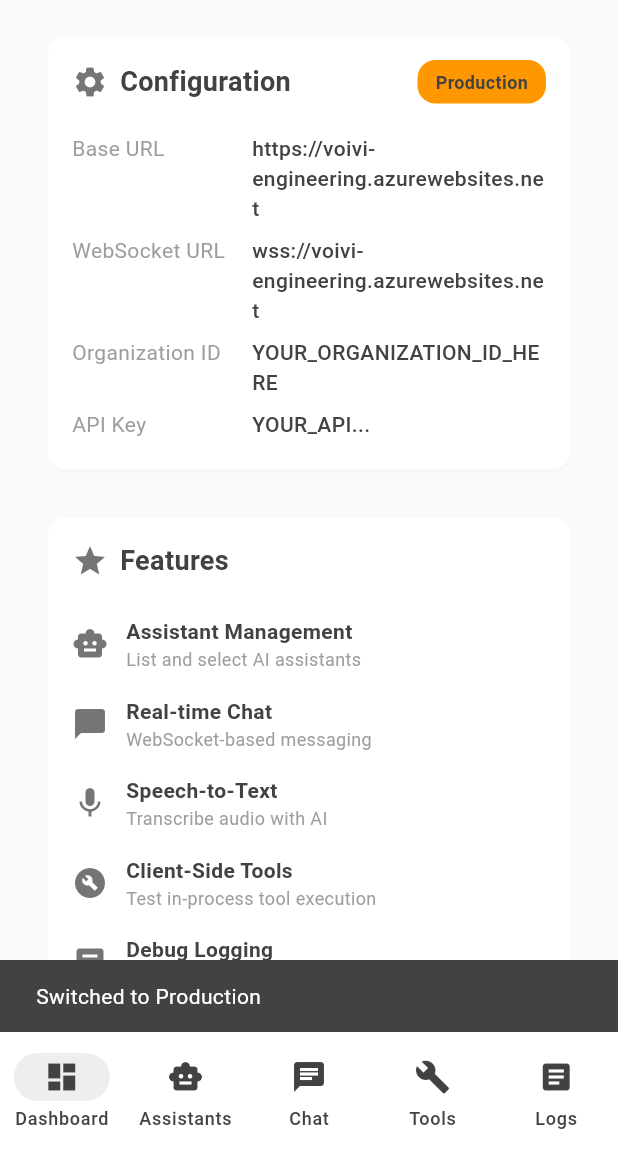
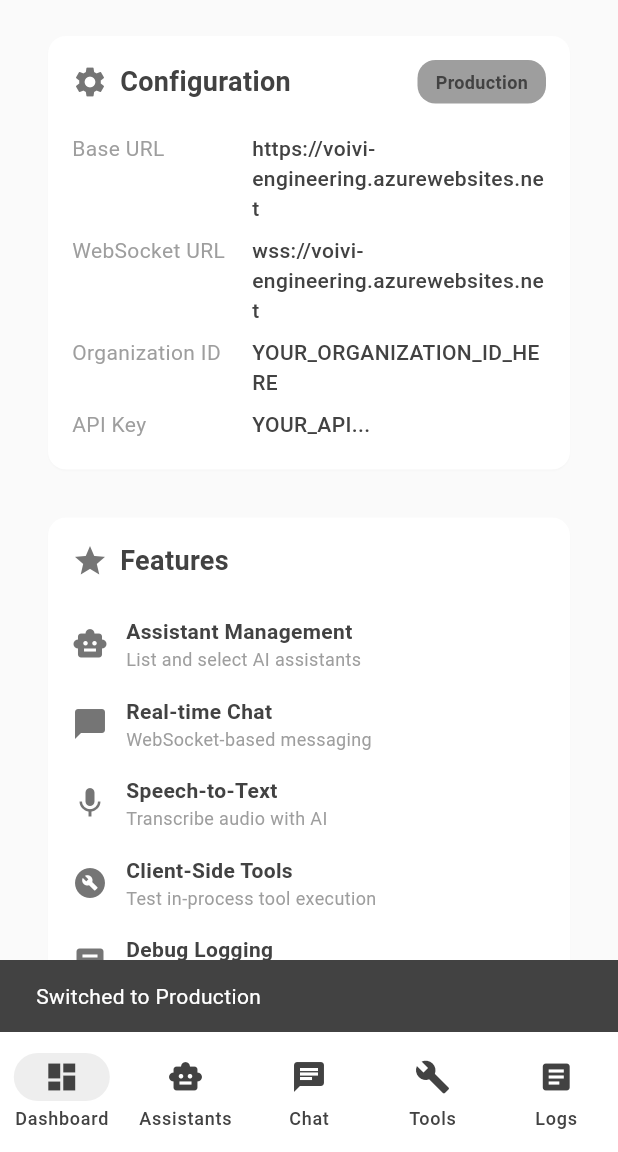
Before and after one commit to alperduzgun/voivi_flutter_voice_ai, a Flutter app: the screen it shows after launch, after a tap on the "computer" icon, on a phone screen of 412 x 824 dp, the part 84-1236 px from its top. Run offline on Flutter 3.47's test engine with Material 3 defaults, Android fonts, the phone set to English and light mode, and no system bars; our stand-ins replace file_picker; network calls fail.

Commit message:
refactor(example): Remove all remaining colorful UI elements for consistent minimalist theme
Replaced all remaining colorful backgrounds and functional colors with gray tones:
- Dark blue backgrounds (0xFF0F3460) → Light gray (0xFFF5F5F5)
- Dark card colors (0xFF16213E) → White (0xFFFFFFFF)
- Gold/yellow accent (0xFFFFD700) → Medium gray (0xFF757575)
- Functional colors (green, red, orange, blue) → Gray for consistency

Affected areas:
- Quick Actions buttons background colors
- Tool Testing header and test result cards
- Logs screen header and info cards
- Connection status indicators
- Success/error state colors
- Assistant list backgrounds

All UI elements now use monochromatic gray scale palette.

```diff
--- a/example/lib/screens/assistant_list_screen.dart
+++ b/example/lib/screens/assistant_list_screen.dart
@@ -90,7 +90,7 @@ class _AssistantListScreenState extends State<AssistantListScreen> {
             const Icon(
               Icons.error_outline,
               size: 64,
-              color: Colors.red,
+              color: Colors.grey,
             ),
             const SizedBox(height: 16),
             Text(
@@ -220,7 +220,7 @@ class _AssistantListScreenState extends State<AssistantListScreen> {
                 Container(
                   padding: const EdgeInsets.all(12),
                   decoration: BoxDecoration(
-                    color: const Color(0xFF0F3460),
+                    color: const Color(0xFFF5F5F5),
                     borderRadius: BorderRadius.circular(8),
                   ),
                   child: Text(
@@ -265,7 +265,7 @@ class _AssistantListScreenState extends State<AssistantListScreen> {
   void _showAssistantDetails(AssistantModel assistant) {
     showModalBottomSheet(
       context: context,
-      backgroundColor: const Color(0xFF16213E),
+      backgroundColor: const Color(0xFFFFFFFF),
       shape: const RoundedRectangleBorder(
         borderRadius: BorderRadius.vertical(top: Radius.circular(20)),
       ),
@@ -381,7 +381,7 @@ class _AssistantListScreenState extends State<AssistantListScreen> {
           Container(
             padding: const EdgeInsets.all(12),
             decoration: BoxDecoration(
-              color: const Color(0xFF0F3460),
+              color: const Color(0xFFF5F5F5),
               borderRadius: BorderRadius.circular(8),
               border: Border.all(
                 color: const Color(0xFF757575).withOpacity(0.3),
--- a/example/lib/screens/chat_screen.dart
+++ b/example/lib/screens/chat_screen.dart
@@ -154,7 +154,7 @@ class _ChatScreenState extends State<ChatScreen> {
     ScaffoldMessenger.of(context).showSnackBar(
       SnackBar(
         content: Text(message),
-        backgroundColor: Colors.red,
+        backgroundColor: Colors.grey,
       ),
     );
   }
@@ -199,7 +199,7 @@ class _ChatScreenState extends State<ChatScreen> {
                 height: 12,
                 decoration: BoxDecoration(
                   shape: BoxShape.circle,
-                  color: _isConnected ? Colors.green : Colors.red,
+                  color: _isConnected ? Colors.grey : Colors.grey,
                 ),
               ),
               const SizedBox(width: 8),
@@ -245,8 +245,8 @@ class _ChatScreenState extends State<ChatScreen> {
                 icon: const Icon(Icons.logout),
                 label: const Text('Disconnect'),
                 style: OutlinedButton.styleFrom(
-                  foregroundColor: Colors.red,
-                  side: const BorderSide(color: Colors.red),
+                  foregroundColor: Colors.grey,
+                  side: const BorderSide(color: Colors.grey),
                 ),
               ),
             ),
--- a/example/lib/screens/home_screen.dart
+++ b/example/lib/screens/home_screen.dart
@@ -236,8 +236,8 @@ class _HomeScreenState extends State<HomeScreen> {
                   ),
                   decoration: BoxDecoration(
                     color: ConfigService.isProduction
-                        ? Colors.orange
-                        : Colors.green,
+                        ? Colors.grey
+                        : Colors.grey,
                     borderRadius: BorderRadius.circular(12),
                   ),
                   child: Text(
@@ -389,7 +389,7 @@ class _HomeScreenState extends State<HomeScreen> {
           children: [
             const Row(
               children: [
-                Icon(Icons.flash_on, color: Color(0xFFFFD700)),
+                Icon(Icons.flash_on, color: Color(0xFF757575)),
                 SizedBox(width: 8),
                 Text(
                   'Quick Actions',
@@ -449,7 +449,7 @@ class _HomeScreenState extends State<HomeScreen> {
       avatar: Icon(icon, size: 18),
       label: Text(label),
       onPressed: onTap,
-      backgroundColor: const Color(0xFF0F3460),
+      backgroundColor: const Color(0xFFF5F5F5),
     );
   }
 }
--- a/example/lib/screens/logs_screen.dart
+++ b/example/lib/screens/logs_screen.dart
@@ -44,7 +44,7 @@ class _LogsScreenState extends State<LogsScreen> {
     return Container(
       padding: const EdgeInsets.all(16),
       decoration: const BoxDecoration(
-        color: Color(0xFF0F3460),
+        color: Color(0xFFF5F5F5),
         border: Border(
           bottom: BorderSide(
             color: Color(0xFF757575),
@@ -112,15 +112,15 @@ class _LogsScreenState extends State<LogsScreen> {
 
     switch (log.level) {
       case LogLevel.error:
-        levelColor = Colors.red;
+        levelColor = Colors.grey;
         levelIcon = Icons.error;
         break;
       case LogLevel.warning:
-        levelColor = Colors.orange;
+        levelColor = Colors.grey;
         levelIcon = Icons.warning;
         break;
       case LogLevel.info:
-        levelColor = Colors.blue;
+        levelColor = Colors.grey;
         levelIcon = Icons.info;
         break;
       case LogLevel.debug:
@@ -133,7 +133,7 @@ class _LogsScreenState extends State<LogsScreen> {
       margin: const EdgeInsets.only(bottom: 8),
       padding: const EdgeInsets.all(12),
       decoration: BoxDecoration(
-        color: const Color(0xFF0F3460),
+        color: const Color(0xFFF5F5F5),
         borderRadius: BorderRadius.circular(8),
         border: Border(
           left: BorderSide(
```
Also changed, not shown: example/lib/screens/stt_test_screen.dart (+10 -10 lines), example/lib/screens/tool_test_screen.dart (+5 -5 lines).
